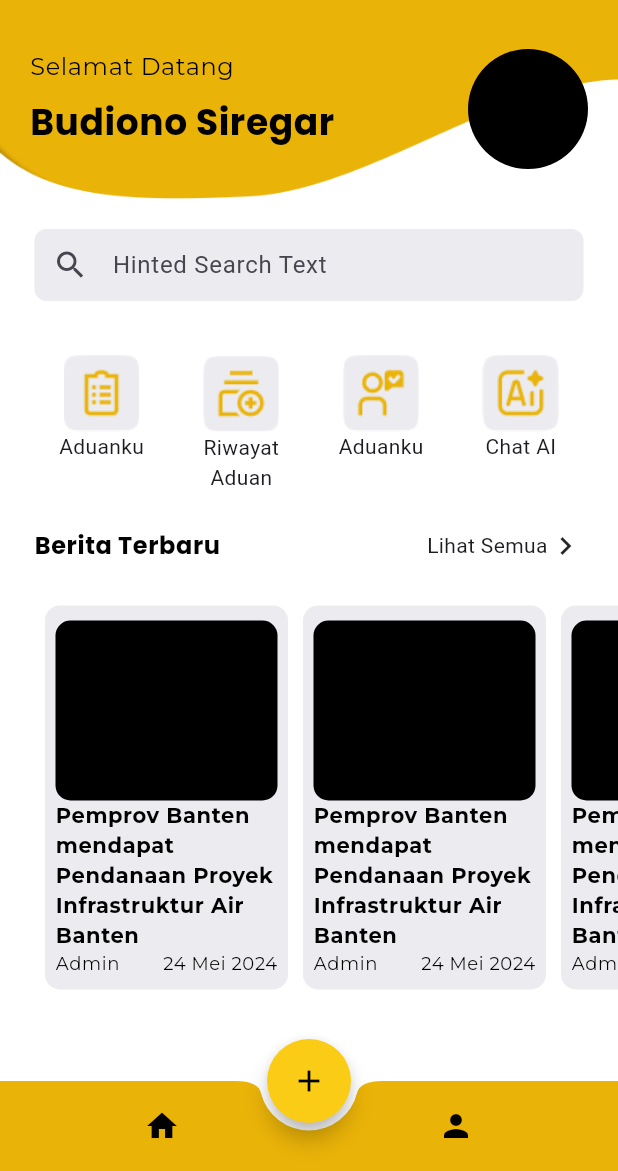
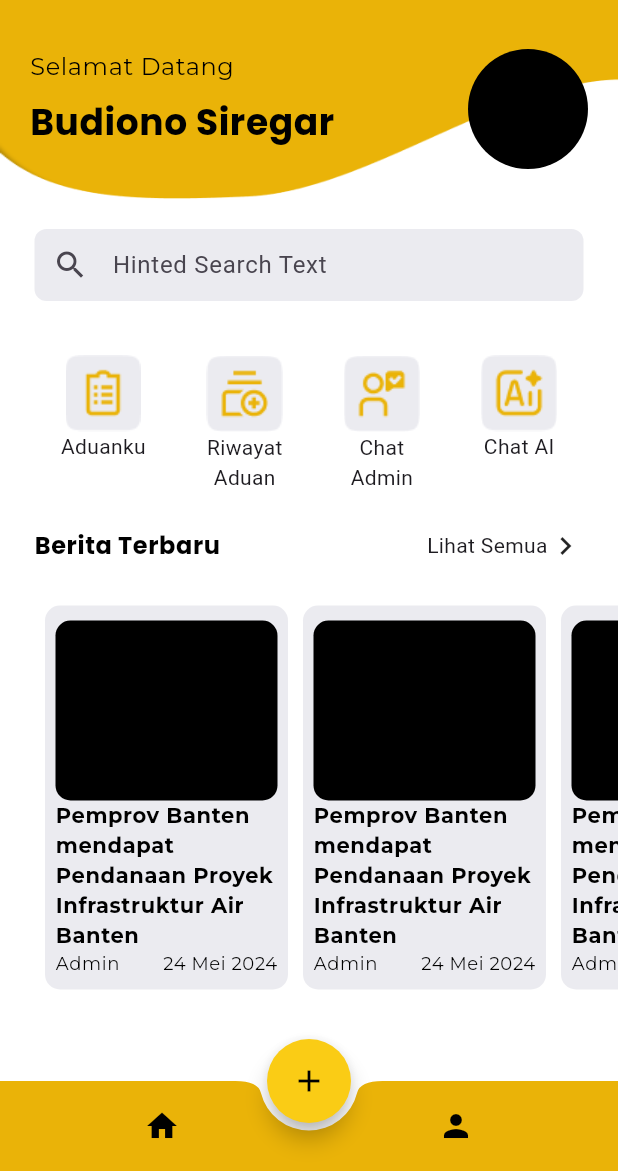
Before and after one commit to Capstone-Project-Alterra-Kelompok-8/e-complaint-mobile, a Flutter app: the HomePageScreen screen opened directly, on a phone screen of 412 x 824 dp, the part 65-1236 px from its top. Run offline on Flutter 3.47's test engine with Material 3 defaults, Android fonts, the phone set to English and light mode, and no system bars; our stand-ins replace carousel_slider, dio, file_picker, flutter_svg, gap, google_fonts and 3 more; project files that could hold a hidden picture were left out.

Commit message:
update navigation and route

```diff
--- /dev/null
+++ b/e_complaint_app/devtools_options.yaml
@@ -0,0 +1 @@
+extensions:
--- a/e_complaint_app/lib/app_route.dart
+++ b/e_complaint_app/lib/app_route.dart
@@ -7,9 +7,17 @@ import 'package:e_complaint_app/views/screens/auth/login_screen.dart';
 import 'package:e_complaint_app/views/screens/auth/register/register.dart';
 import 'package:e_complaint_app/views/screens/auth/register/verifikasi_link.dart';
 import 'package:e_complaint_app/views/screens/auth/register/verifikasi_otp.dart';
+import 'package:e_complaint_app/views/screens/customer_services/chat_admin.dart';
+import 'package:e_complaint_app/views/screens/form_aduan/form_aduan.dart';
+import 'package:e_complaint_app/views/screens/home/aboutapp_screen.dart';
+import 'package:e_complaint_app/views/screens/home/chanepassword_screen.dart';
+import 'package:e_complaint_app/views/screens/home/changeprofile_screen.dart';
+import 'package:e_complaint_app/views/screens/home/homepage_screen.dart';
+import 'package:e_complaint_app/views/screens/home/profile_screen.dart';
 import 'package:e_complaint_app/views/screens/news/news_screen.dart';
 import 'package:e_complaint_app/views/screens/news/components/news_detail.dart';
 import 'package:e_complaint_app/views/screens/notification/notification_screen.dart';
+import 'package:e_complaint_app/views/screens/riwayat_aduan/riwayat_aduan.dart';
 import 'package:flutter/material.dart';
 
 
@@ -17,8 +25,17 @@ import 'package:flutter/material.dart';
 
 class AppRoute {
   static final Map<String, WidgetBuilder> routes = {
+
+    //AUTH
     '/login' : (context) => LoginScreen(),
     '/register' : (context) => RegisterScreen(),
+
+    // HOME
+    '/homepage' : (context) => HomePageScreen(),
+    '/profile' : (context) => ProfileScreen(),
+    '/change_password_profile' : (context) => ChangePasswordProfileScreen(),
+    '/aboutApp' : (context) => AboutAppScreen(),
+    '/change_profile' : (context) => ChangeProfileScreen(),
     '/verifikasi_link' : (context) => VerifikasiLink(),
     '/verifikasi_otp' : (context) => VerifikasiOtp(),
     '/new_password' : (context) => NewPasswordScreen(),
@@ -29,6 +46,10 @@ class AppRoute {
     '/detail_aduanku' : (context) => DetailAduankuScreen(),
     '/progress_aduanku' :(context) => ProgressAduankuScreen(),
     '/aduanku' :(context) => AduankuScreen(),
+    '/riwayat_aduanku' : (context) => RiwayatAduan(),
+    '/chat_admin' : (context) => ChatAdmin(),
+    '/chat_bot' :(context) => ChatAdmin(),
+    '/form_aduanku' : (context) => FormAduan(),
 
   };
 
--- a/e_complaint_app/lib/main.dart
+++ b/e_complaint_app/lib/main.dart
@@ -24,7 +24,7 @@ class MyApp extends StatelessWidget {
         theme: ThemeData(
           useMaterial3: true,
         ),
-        initialRoute: '/aduanku',
+        initialRoute: '/login',
         routes: AppRoute.routes,
       ),
     );
--- a/e_complaint_app/lib/views/screens/auth/login_screen.dart
+++ b/e_complaint_app/lib/views/screens/auth/login_screen.dart
@@ -157,7 +157,9 @@ class _LoginScreenState extends State<LoginScreen> {
                         ),
 
                       ),
-                    onPressed: (){},
+                    onPressed: (){
+                      Navigator.pushNamed(context, '/homepage');
+                    },
                     child: Text(
                       'Login',
                       style: TextStyle(
--- a/e_complaint_app/lib/views/screens/home/homepage_screen.dart
+++ b/e_complaint_app/lib/views/screens/home/homepage_screen.dart
@@ -92,24 +92,25 @@ class _HomePageScreenState extends State<HomePageScreen> {
             mainAxisAlignment: MainAxisAlignment.spaceEvenly,
             children: [
               GestureDetector(
-                onTap: (){
-
+                onTap: () {
+                  Navigator.pushNamed(context, '/aduanku');
                 },
-                child: Column(
+                child: const Column(
                   children: [
                     SizedBox(
                         child: Image(
-                            image: AssetImage('assets/images/icon_aduanku.png'))),
+                            image:
+                                AssetImage('assets/images/icon_aduanku.png'))),
                     Text('Aduanku'),
                     Text('')
                   ],
                 ),
               ),
               GestureDetector(
-                onTap: (){
-
+                onTap: () {
+                  Navigator.pushNamed(context, '/riwayat_aduanku');
                 },
-                child: Column(
+                child: const Column(
                   children: [
                     Image(
                         image:
@@ -120,18 +121,23 @@ class _HomePageScreenState extends State<HomePageScreen> {
                 ),
               ),
               GestureDetector(
-                onTap: (){},
-                child: Column(
+                onTap: () {
+                  Navigator.pushNamed(context, '/chat_admin');
+                },
+                child: const Column(
                   children: [
-                    Image(image: AssetImage('assets/images/icon_chat_admin.png')),
-                    Text('Aduanku'),
-                    Text('')
+                    Image(
+                        image: AssetImage('assets/images/icon_chat_admin.png')),
+                    Text('Chat'),
+                    Text('Admin')
                   ],
                 ),
               ),
               GestureDetector(
-                onTap: (){},
-                child: Column(
+                onTap: () {
+                  Navigator.pushNamed(context, '/chat_bot');
+                },
+                child: const Column(
                   children: [
                     Image(image: AssetImage('assets/images/icon_chat_ai.png')),
                     Text('Chat AI'),
@@ -168,7 +174,9 @@ class _HomePageScreenState extends State<HomePageScreen> {
               child: Row(
                 children: [
                   GestureDetector(
-                    onTap: (){},
+                    onTap: () {
+                      Navigator.pushNamed(context, '/news_detail');
+                    },
                     child: Container(
                       width: 162,
                       height: 256,
@@ -213,7 +221,9 @@ class _HomePageScreenState extends State<HomePageScreen> {
                     ),
                   ),
                   GestureDetector(
-                    onTap: (){},
+                    onTap: () {
+                      Navigator.pushNamed(context, '/news_detail');
+                    },
                     child: Container(
                       width: 162,
                       height: 256,
@@ -258,7 +268,9 @@ class _HomePageScreenState extends State<HomePageScreen> {
                     ),
                   ),
                   GestureDetector(
-                    onTap: (){},
+                    onTap: () {
+                      Navigator.pushNamed(context, '/news_detail');
+                    },
                     child: Container(
                       width: 162,
                       height: 256,
@@ -311,7 +323,9 @@ class _HomePageScreenState extends State<HomePageScreen> {
       extendBody: true,
       floatingActionButton: FloatingActionButton(
         backgroundColor: ColorCollections.primaryColor,
-        onPressed: () {},
+        onPressed: () {
+          Navigator.pushNamed(context, '/form_aduanku');
+        },
         shape: const CircleBorder(),
         child: const Icon(
           Icons.add,
--- a/e_complaint_app/lib/views/screens/riwayat_aduan/riwayat_aduan.dart
+++ b/e_complaint_app/lib/views/screens/riwayat_aduan/riwayat_aduan.dart
@@ -1,5 +1,5 @@
 import 'package:e_complaint_app/views/components/app_bar.dart';
-import 'package:e_complaint_app/views/screens/aduan_card.dart';
+import 'package:e_complaint_app/views/screens/riwayat_aduan/aduan_card.dart';
 import 'package:flutter/material.dart';
 
 class RiwayatAduan extends StatefulWidget {
```
Also changed, not shown: e_complaint_app/lib/views/screens/auth/create_new_password_screen.dart (+13 -8 lines), e_complaint_app/lib/views/screens/home/profile_screen.dart (+13 -10 lines).
